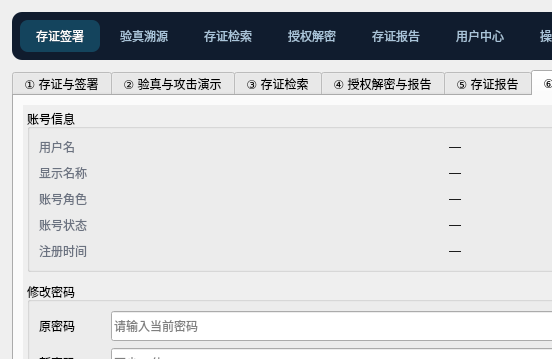
Qt form app/gui.ui (Liang-xode/contract-chain) before a commit; both pictures show x 0 to 552 and y 0 to 359 of the 880 by 620 pixel window.
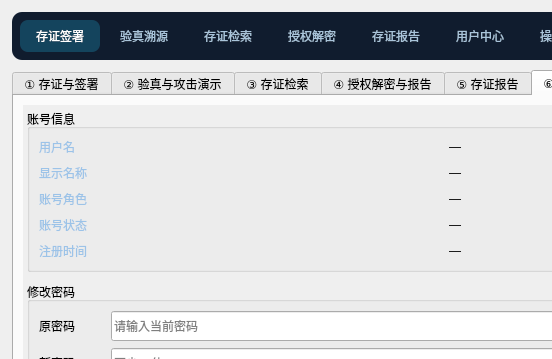
The same form after that commit. The open tabs and pages were chosen to show the change. Custom widgets are drawn as their Qt base class.

```diff
--- a/app/gui.ui
+++ b/app/gui.ui
@@ -593,7 +593,7 @@
                 <item row="0" column="0">
                  <widget class="QLabel" name="lbl_center_username_cap">
                   <property name="styleSheet">
-                   <string notr="true">color: #6B7280;</string>
+                   <string notr="true">color: #9CC3E8;</string>
                   </property>
                   <property name="text">
                    <string>用户名</string>
@@ -613,7 +613,7 @@
                 <item row="1" column="0">
                  <widget class="QLabel" name="lbl_center_display_cap">
                   <property name="styleSheet">
-                   <string notr="true">color: #6B7280;</string>
+                   <string notr="true">color: #9CC3E8;</string>
                   </property>
                   <property name="text">
                    <string>显示名称</string>
@@ -633,7 +633,7 @@
                 <item row="2" column="0">
                  <widget class="QLabel" name="lbl_center_role_cap">
                   <property name="styleSheet">
-                   <string notr="true">color: #6B7280;</string>
+                   <string notr="true">color: #9CC3E8;</string>
                   </property>
                   <property name="text">
                    <string>账号角色</string>
@@ -650,7 +650,7 @@
                 <item row="3" column="0">
                  <widget class="QLabel" name="lbl_center_status_cap">
                   <property name="styleSheet">
-                   <string notr="true">color: #6B7280;</string>
+                   <string notr="true">color: #9CC3E8;</string>
                   </property>
                   <property name="text">
                    <string>账号状态</string>
@@ -667,7 +667,7 @@
                 <item row="4" column="0">
                  <widget class="QLabel" name="lbl_center_created_cap">
                   <property name="styleSheet">
-                   <string notr="true">color: #6B7280;</string>
+                   <string notr="true">color: #9CC3E8;</string>
                   </property>
                   <property name="text">
                    <string>注册时间</string>
```
